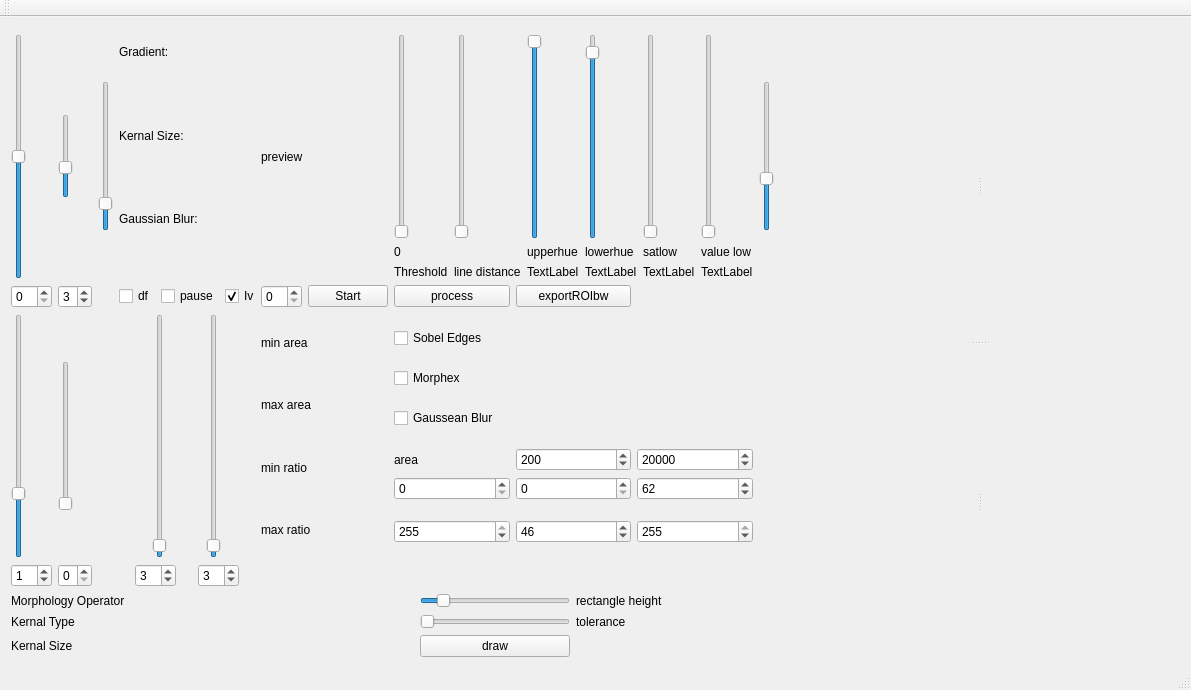
Above: mainwindow.ui from CraigNielsen/TSR before the change. Below: the same form after it.
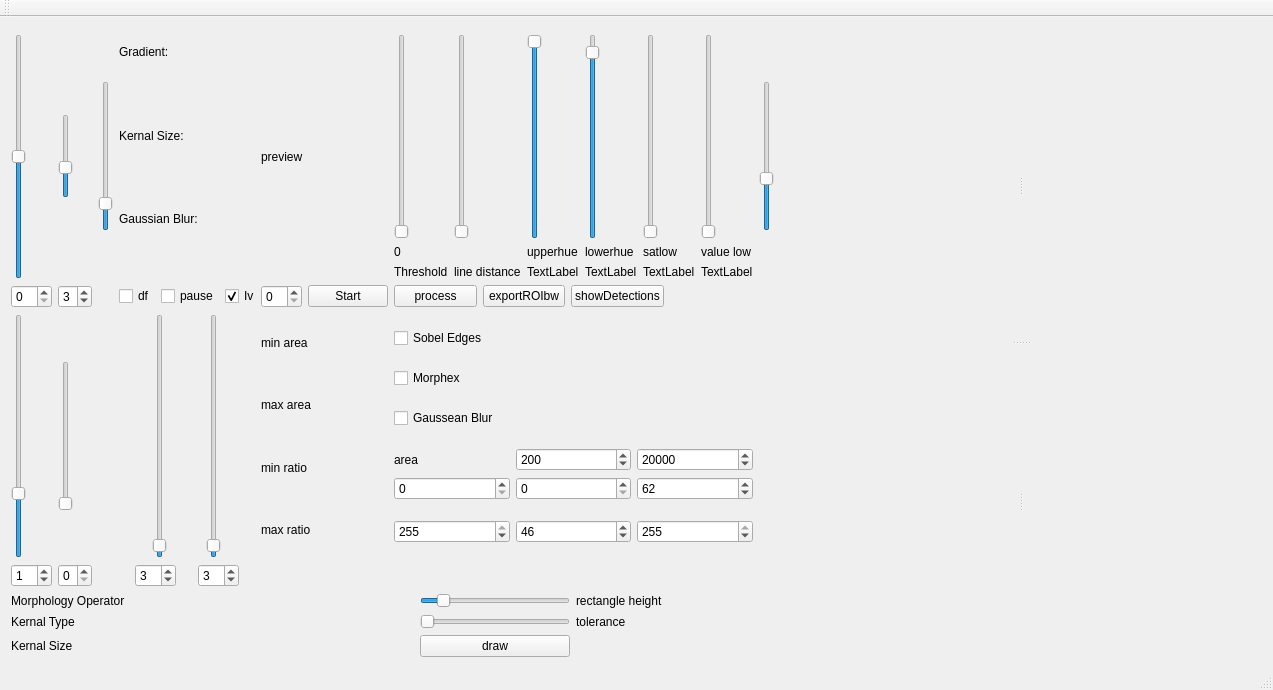
That is the form after the change.

What changed in the file:
```diff
--- a/mainwindow.ui
+++ b/mainwindow.ui
@@ -6,7 +6,7 @@
    <rect>
     <x>0</x>
     <y>0</y>
-    <width>1148</width>
+    <width>1273</width>
     <height>690</height>
    </rect>
   </property>
@@ -124,6 +124,13 @@
           </property>
          </widget>
         </item>
+        <item>
+         <widget class="QPushButton" name="showdetects">
+          <property name="text">
+           <string>showDetections</string>
+          </property>
+         </widget>
+        </item>
         <item>
          <widget class="QLabel" name="contourRetrievalModeLabel">
           <property name="text">
```
Left out of the diff: 2 changed lines with no effect on the pictures.
